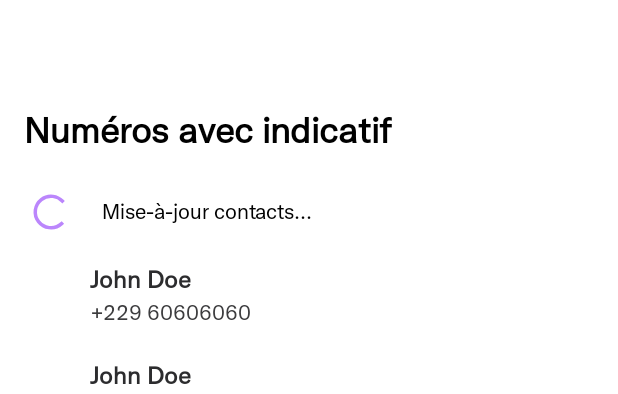
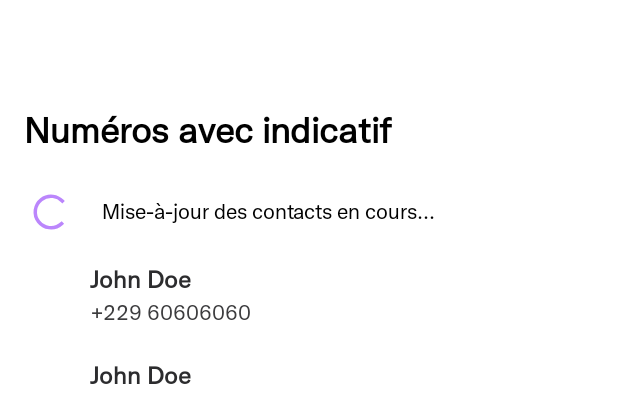
Before and after one commit to sethgnavo/0022901, an Android app: the layout fragment_with_country_code.xml on its own in the app's theme, with its tools: preview values and no code run, on a phone screen of 412 x 824 dp. Shown: the top 394 px of the screen. Run offline under Robolectric (Android 15) with nearby library versions, the phone set to English and light mode, and no system bars.

Commit message:
fix: move update operations off the main thread

```diff
--- a/app/src/main/res/layout/fragment_with_country_code.xml
+++ b/app/src/main/res/layout/fragment_with_country_code.xml
@@ -16,7 +16,7 @@
         android:padding="16dp"
         android:text="@string/numbers_with_cc"
         android:textColor="@color/black"
-        android:textSize="24dp"
+        android:textSize="24sp"
         android:textStyle="bold"
         app:layout_constraintTop_toTopOf="parent" />
 
@@ -26,9 +26,11 @@
         android:layout_height="wrap_content"
         android:gravity="center_vertical"
         android:orientation="horizontal"
+        android:visibility="gone"
         app:layout_constraintEnd_toEndOf="parent"
         app:layout_constraintStart_toStartOf="parent"
-        app:layout_constraintTop_toBottomOf="@+id/title">
+        app:layout_constraintTop_toBottomOf="@+id/title"
+        tools:visibility="visible">
 
         <ProgressBar
             android:id="@+id/progressBar"
@@ -36,18 +38,14 @@
             android:layout_height="28dp"
             android:layout_marginHorizontal="20dp"
             android:layout_marginVertical="10dp"
-            android:indeterminate="true"
-            android:visibility="gone"
-            tools:visibility="visible" />
+            android:indeterminate="true" />
 
         <TextView
             android:id="@+id/progressText"
             android:layout_width="wrap_content"
             android:layout_height="wrap_content"
-            android:text="Mise-à-jour contacts..."
-            android:textColor="@color/black"
-            android:visibility="gone"
-            tools:visibility="visible" />
+            android:text="Mise-à-jour des contacts en cours..."
+            android:textColor="@color/black" />
     </LinearLayout>
 
     <androidx.recyclerview.widget.RecyclerView
--- a/app/src/main/res/values/strings.xml
+++ b/app/src/main/res/values/strings.xml
@@ -15,4 +15,6 @@
     <string name="update_contacts">Mettre à jour les contacts</string>
     <string name="numbers_with_cc">Numéros avec indicatif</string>
     <string name="numbers_without_cc">Numéros sans indicatif</string>
+    <string name="contact_permissions_are_required_to_proceed">Contact permissions are required
+        to proceed. Please check settings</string>
 </resources>
```
Also changed, not shown: app/build.gradle.kts (+10 -1 lines), app/src/main/java/com/sethgnavo/a01benin/HomeFragment.kt (+13 -0 lines), app/src/main/java/com/sethgnavo/a01benin/WithCountryCodeFragment.kt (+29 -10 lines).
